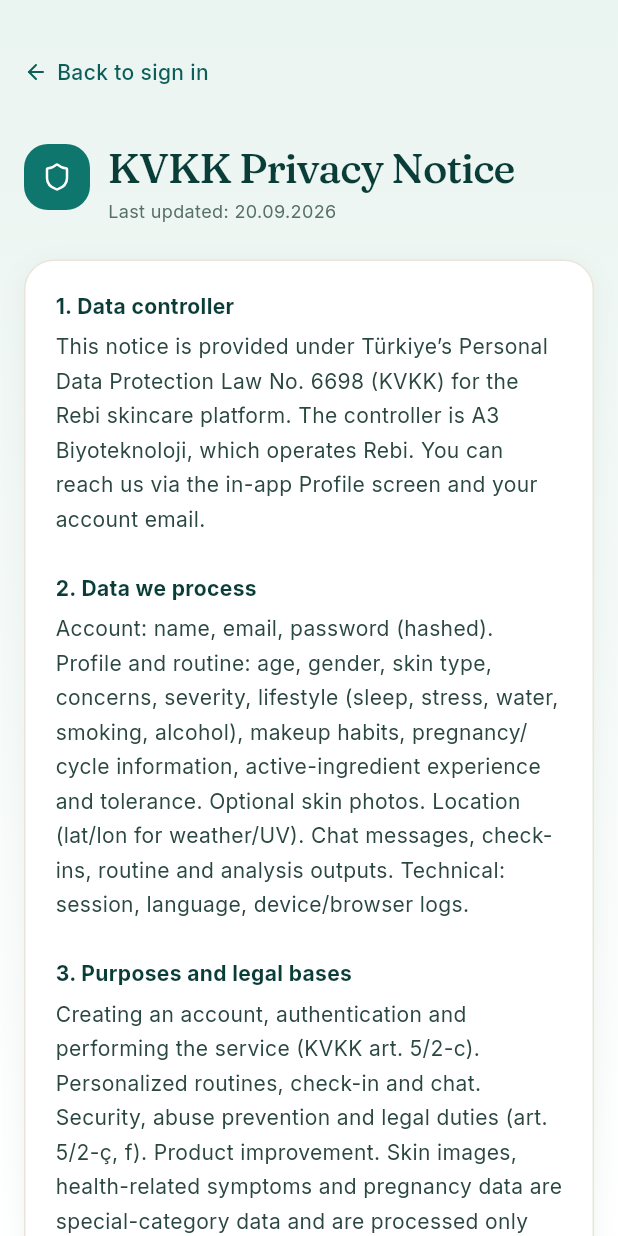
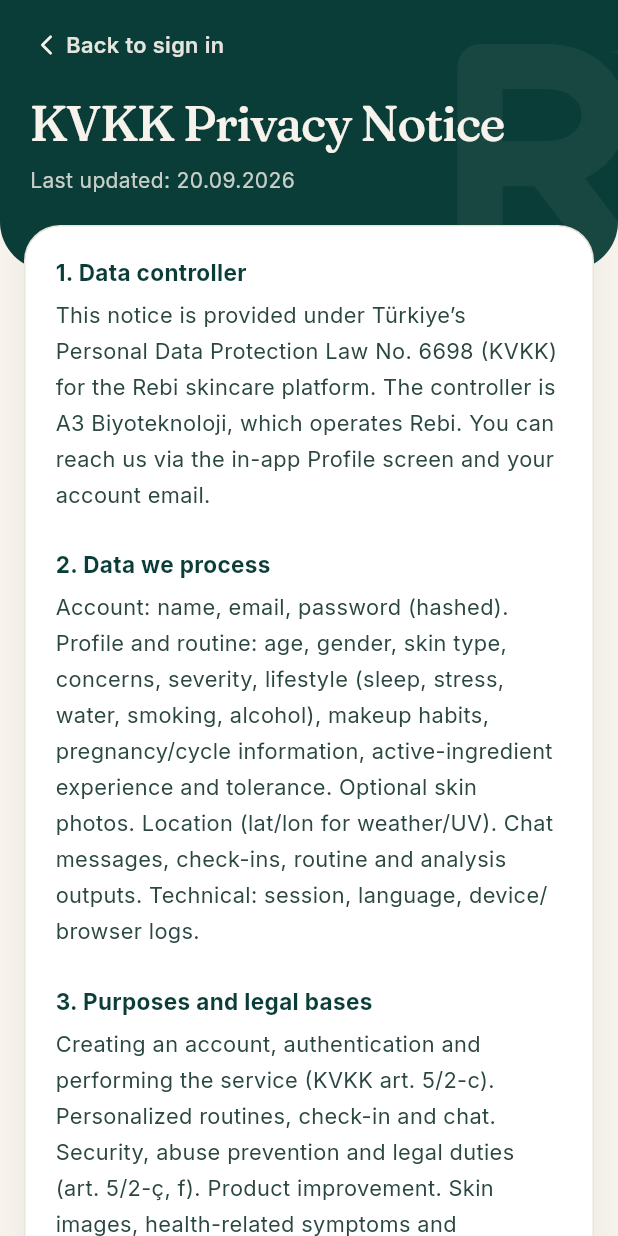
Before and after one commit to mrtcnkrtl/rebi, a Flutter app: the LegalScreen screen opened by its route, on a phone screen of 412 x 824 dp. Run offline on Flutter 3.47's test engine with Material 3 defaults, Android fonts, the phone set to English and light mode, and no system bars; our stand-ins replace firebase_core, firebase_crashlytics, firebase_messaging, flutter_local_notifications, geolocator, go_router and 6 more; accounts and stored records are empty.

Commit message:
Mobil: yasal metinler sahneli, dil secimi satir + alt sayfa, secim cipleri Wrap'te icerigi kadar genis
- KVKK / Acik riza ekrani PageStage ile (Girise don sahnenin icinde), diger metne tek baglanti.
- Ben: dil artik acilir kutu degil MenuRow + dil alt sayfasi; Plus ve dil tek grupta.
- ChoiceChipBox: alignment kutuyu tam genislige sisiriyordu, Wrap icindeki cipler satir dolduruyordu; Align(widthFactor) ile duzeltildi.

Co-Authored-By: Claude Sonnet 5.5 <noreply@anthropic.com>

```diff
--- a/mobile/lib/screens/legal_screen.dart
+++ b/mobile/lib/screens/legal_screen.dart
@@ -1,14 +1,16 @@
 import 'package:flutter/material.dart';
 import 'package:go_router/go_router.dart';
-import 'package:lucide_icons_flutter/lucide_icons.dart';
+import 'package:provider/provider.dart';
 
 import '../core/i18n.dart';
 import '../core/legal_texts.dart';
+import '../state/theme_controller.dart';
+import '../ui/shell/page_stage.dart';
 import '../ui/tw.dart';
 import '../ui/widgets/common.dart';
-import '../ui/brand/palette.dart';
 
 /// `/kvkk` ve `/riza` (web: `pages/Legal.jsx`). Form üstüne açıldığı için geri dönüş formu korur.
+/// Uygulamanın diğer ekranlarıyla aynı üst sahneyle açılır; metin tek kartta okunur.
 class LegalScreen extends StatelessWidget {
   const LegalScreen({super.key, required this.kind});
 
@@ -17,105 +19,51 @@ class LegalScreen extends StatelessWidget {
   @override
   Widget build(BuildContext context) {
     final i18n = context.i18n;
+    final theme = context.watch<ThemeController>().theme;
     final sections = legalSections(kind, i18n.lang);
     final title = kind == 'riza' ? i18n.t('legal.rizaTitle') : i18n.t('legal.kvkkTitle');
-
-    void back() {
-      if (context.canPop()) {
-        context.pop();
-      } else {
-        context.go('/auth');
-      }
-    }
 
     void open(String other) {
       if (other == kind) return;
       context.pushReplacement('/$other');
     }
 
-    final linkStyle = tx(12, c: Tw.gray500).copyWith(decoration: TextDecoration.underline, decorationColor: Tw.gray400);
-
     return Scaffold(
-      body: DecoratedBox(
-        decoration: BoxDecoration(
-          gradient: LinearGradient(begin: Alignment.topCenter, end: Alignment.bottomCenter, colors: [Tw.teal50, Tw.surface]),
-        ),
-        child: SafeArea(
-          child: SingleChildScrollView(
-            padding: const EdgeInsets.fromLTRB(16, 24, 16, 40),
-            child: CenteredBox(
-              maxWidth: 672,
-              child: Column(
-                crossAxisAlignment: CrossAxisAlignment.stretch,
+      backgroundColor: Tw.background,
+      body: StagePage(
+        theme: theme,
+        title: title,
+        subtitle: i18n.t('legal.updated', {'date': legalUpdated}),
+        backTo: '/auth',
+        backLabel: i18n.t('legal.backToAuth'),
+        bottomPadding: 24 + MediaQuery.paddingOf(context).bottom,
         children: [
-                  Align(
-                    alignment: Alignment.centerLeft,
-                    child: InkWell(
-                      onTap: back,
-                      child: ConstrainedBox(
-                        constraints: const BoxConstraints(minHeight: 48),
-                        child: Row(
-                          mainAxisSize: MainAxisSize.min,
-                          children: [
-                            Icon(LucideIcons.arrowLeft, size: 16, color: Tw.teal700),
-                            const SizedBox(width: 6),
-                            Text(i18n.t('legal.backToAuth'), style: tx(14, w: 5, c: Tw.teal700)),
-                          ],
-                        ),
-                      ),
-                    ),
-                  ),
-                  const SizedBox(height: 24),
-                  Row(
-                    crossAxisAlignment: CrossAxisAlignment.start,
-                    children: [
-                      Container(
-                        width: 44,
-                        height: 44,
-                        decoration: BoxDecoration(color: Tw.teal600, borderRadius: BorderRadius.circular(16)),
-                        child: const Icon(LucideIcons.shield, size: 20, color: Colors.white),
-                      ),
-                      const SizedBox(width: 12),
-                      Expanded(
-                        child: Column(
-                          crossAxisAlignment: CrossAxisAlignment.start,
-                          children: [
-                            Text(title, style: heading(28)),
-                            const SizedBox(height: 4),
-                            Text(i18n.t('legal.updated', {'date': legalUpdated}), style: tx(12, c: Tw.gray500)),
-                          ],
-                        ),
-                      ),
-                    ],
-                  ),
-                  const SizedBox(height: 24),
           RCard(
+            padding: const EdgeInsets.all(20),
+            radius: 24,
             child: Column(
               crossAxisAlignment: CrossAxisAlignment.stretch,
               children: [
                 for (var i = 0; i < sections.length; i++) ...[
                   if (i > 0) const SizedBox(height: 24),
-                          Text(sections[i].title, style: tx(14, w: 7)),
+                  Semantics(header: true, child: Text(sections[i].title, style: tx(15, w: 7, c: Tw.gray900, h: snug))),
                   const SizedBox(height: 6),
-                          Text(sections[i].body, style: tx(14, c: Tw.gray700, h: relaxed)),
+                  Text(sections[i].body, style: tx(14.5, c: Tw.gray700, h: relaxed)),
                 ],
               ],
             ),
           ),
-                  const SizedBox(height: 32),
-                  Wrap(
-                    alignment: WrapAlignment.center,
-                    children: [
-                      GestureDetector(onTap: () => open('kvkk'), child: Text(i18n.t('legal.kvkkTitle'), style: linkStyle)),
-                      Text(' · ', style: tx(12, c: Tw.gray500)),
-                      GestureDetector(onTap: () => open('riza'), child: Text(i18n.t('legal.rizaTitle'), style: linkStyle)),
-                    ],
+          const SizedBox(height: 16),
+          // Diğer metne geçiş: yalnızca açık olmayanı göster (iki metin birbirine tek dokunuşla bağlıdır).
+          Center(
+            child: TextLink(
+              i18n.t(kind == 'riza' ? 'legal.kvkkTitle' : 'legal.rizaTitle'),
+              onTap: () => open(kind == 'riza' ? 'kvkk' : 'riza'),
+              style: tx(13.5, w: 6, c: Tw.gray600),
+              underline: true,
+            ),
           ),
         ],
-              ),
-            ),
-          ),
-        ),
       ),
     );
   }
--- a/mobile/lib/ui/shell/page_stage.dart
+++ b/mobile/lib/ui/shell/page_stage.dart
@@ -31,6 +31,7 @@ class PageStage extends StatelessWidget {
     this.badge,
     this.subtitle,
     this.onBack,
+    this.backLabel,
     this.trailing,
     this.leading,
     this.footer,
@@ -52,6 +53,9 @@ class PageStage extends StatelessWidget {
 
   /// Verilirse sol üstte "Geri" düğmesi çizilir (alt sayfalar). Sekme köklerinde null.
   final VoidCallback? onBack;
+
+  /// "Geri" yerine yazılacak metin (ör. "Girişe dön"); verilmezse `mobileNav.back`.
+  final String? backLabel;
 
   /// Sağ üstteki öğe (ör. durum hapı).
   final Widget? trailing;
@@ -89,7 +93,7 @@ class PageStage extends StatelessWidget {
                           height: 52,
                           child: Row(
                             children: [
-                              if (onBack != null) _BackLink(onTap: onBack!),
+                              if (onBack != null) _BackLink(onTap: onBack!, label: backLabel),
                               const Spacer(),
                               ?trailing,
                             ],
@@ -217,13 +221,14 @@ class _Segment extends StatelessWidget {
 
 /// Sahnenin "Geri" bağlantısı: krem, çizgi ok + yazı; dokunma alanı en az 48 dp.
 class _BackLink extends StatelessWidget {
-  const _BackLink({required this.onTap});
+  const _BackLink({required this.onTap, this.label});
 
   final VoidCallback onTap;
+  final String? label;
 
   @override
   Widget build(BuildContext context) {
-    final label = I18n.instance.t('mobileNav.back');
+    final label = this.label ?? I18n.instance.t('mobileNav.back');
     return Semantics(
       button: true,
       label: label,
@@ -263,6 +268,7 @@ class StagePage extends StatelessWidget {
     this.badge,
     this.subtitle,
     this.backTo,
+    this.backLabel,
     this.trailing,
     this.leading,
     this.footer,
@@ -281,6 +287,7 @@ class StagePage extends StatelessWidget {
 
   /// Verilirse sahnede "Geri" çıkar: geçmişte sayfa varsa ona, yoksa bu yola döner (alt sayfalar).
   final String? backTo;
+  final String? backLabel;
   final Widget? trailing;
   final Widget? leading;
   final Widget? footer;
@@ -308,6 +315,7 @@ class StagePage extends StatelessWidget {
             badge: badge,
             subtitle: subtitle,
             onBack: back == null ? null : () => popOrGo(context, back),
+            backLabel: backLabel,
             trailing: trailing,
             leading: leading,
             footer: footer,
```
Also changed, not shown: mobile/lib/screens/checkin_screen.dart (+6 -2 lines), mobile/lib/screens/me_screen.dart (+11 -10 lines), mobile/lib/ui/widgets/common.dart (+10 -4 lines), 1 other file. Lines whose indentation alone changed are shown as unchanged.
